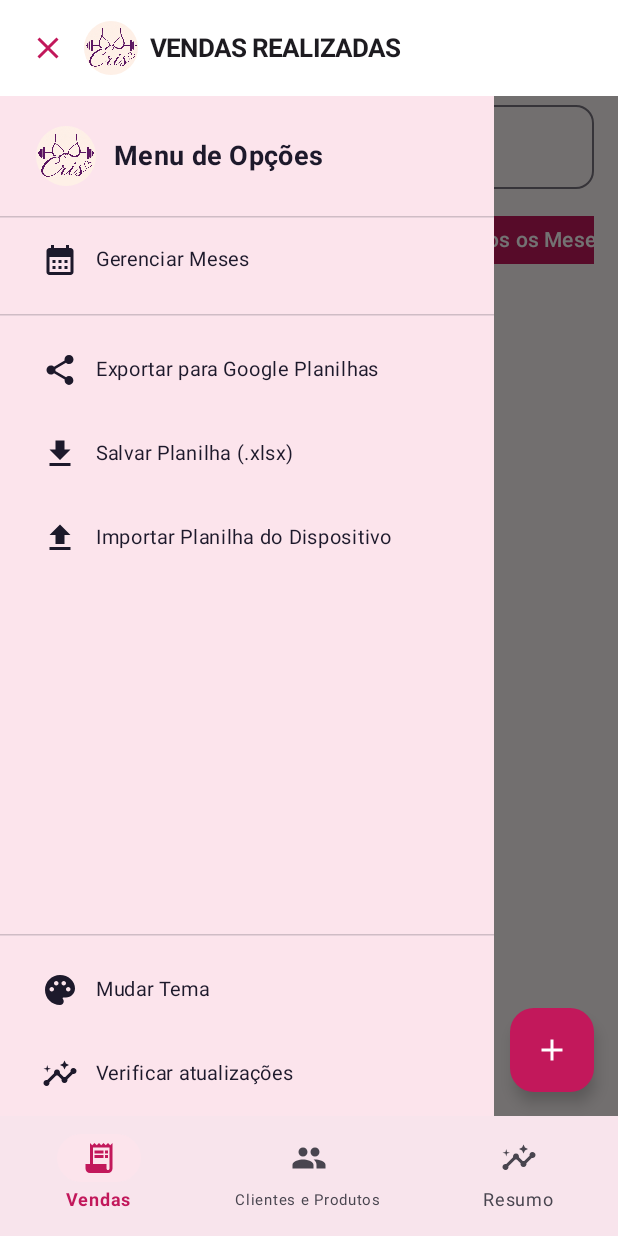
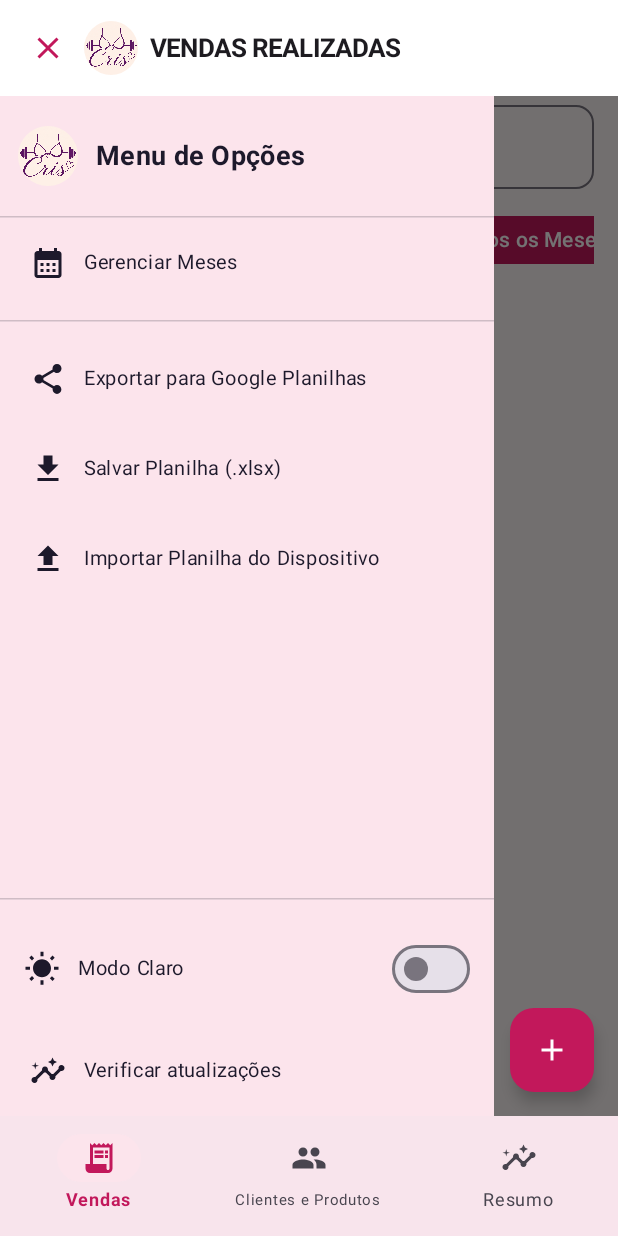
Before and after one commit to marcomkx/ControleVendasApp, an Android app built with Jetpack Compose: the screen it shows after launch (MainActivity), after a tap on "Abrir menu de opções", on a phone screen of 412 x 824 dp. Run offline under Robolectric (Android 15) with nearby library versions, the phone set to English and light mode, and no system bars; our stand-ins replace Room's generated code.

Commit message:
Novas funcionalidades

```diff
--- a/app/src/main/java/com/controlevendas/app/MainActivity.kt
+++ b/app/src/main/java/com/controlevendas/app/MainActivity.kt
@@ -28,9 +28,11 @@ import androidx.compose.material.icons.filled.FileUpload
 import androidx.compose.material.icons.filled.Group
 import androidx.compose.material.icons.filled.Insights
 import androidx.compose.material.icons.filled.Menu
+import androidx.compose.material.icons.filled.NightsStay
 import androidx.compose.material.icons.filled.Palette
 import androidx.compose.material.icons.filled.ReceiptLong
 import androidx.compose.material.icons.filled.Share
+import androidx.compose.material.icons.filled.WbSunny
 import androidx.compose.material3.*
 import androidx.compose.runtime.*
 import androidx.compose.ui.Alignment
@@ -306,7 +308,7 @@ class MainActivity : ComponentActivity() {
                                         Row(
                                             modifier = Modifier
                                                 .fillMaxWidth()
-                                                .padding(horizontal = 24.dp, vertical = 20.dp),
+                                                .padding(horizontal = 12.dp, vertical = 20.dp),
                                             horizontalArrangement = Arrangement.Start,
                                             verticalAlignment = Alignment.CenterVertically
                                         ) {
@@ -341,7 +343,7 @@ class MainActivity : ComponentActivity() {
                                                 unselectedTextColor = drawerContentColor,
                                                 unselectedIconColor = drawerContentColor
                                             ),
-                                            modifier = Modifier.padding(NavigationDrawerItemDefaults.ItemPadding)
+                                            modifier = Modifier.padding(horizontal = 4.dp, vertical = 2.dp)
                                         )
                                         HorizontalDivider(color = drawerContentColor.copy(alpha = 0.2f), modifier = Modifier.padding(vertical = 8.dp))
                                         NavigationDrawerItem(
@@ -357,7 +359,7 @@ class MainActivity : ComponentActivity() {
                                                 unselectedTextColor = drawerContentColor,
                                                 unselectedIconColor = drawerContentColor
                                             ),
-                                            modifier = Modifier.padding(NavigationDrawerItemDefaults.ItemPadding)
+                                            modifier = Modifier.padding(horizontal = 4.dp, vertical = 2.dp)
                                         )
                                         NavigationDrawerItem(
                                             icon = { Icon(Icons.Default.FileDownload, contentDescription = null, tint = drawerContentColor) },
@@ -372,7 +374,7 @@ class MainActivity : ComponentActivity() {
                                                 unselectedTextColor = drawerContentColor,
                                                 unselectedIconColor = drawerContentColor
                                             ),
-                                            modifier = Modifier.padding(NavigationDrawerItemDefaults.ItemPadding)
+                                            modifier = Modifier.padding(horizontal = 4.dp, vertical = 2.dp)
                                         )
                                         NavigationDrawerItem(
                                             icon = { Icon(Icons.Default.FileUpload, contentDescription = null, tint = drawerContentColor) },
@@ -387,25 +389,51 @@ class MainActivity : ComponentActivity() {
                                                 unselectedTextColor = drawerContentColor,
                                                 unselectedIconColor = drawerContentColor
                                             ),
-                                            modifier = Modifier.padding(NavigationDrawerItemDefaults.ItemPadding)
+                                            modifier = Modifier.padding(horizontal = 4.dp, vertical = 2.dp)
                                         )
                                         Spacer(modifier = Modifier.weight(1f))
                                         HorizontalDivider(color = drawerContentColor.copy(alpha = 0.2f), modifier = Modifier.padding(vertical = 8.dp))
-                                        NavigationDrawerItem(
-                                            icon = { Icon(Icons.Default.Palette, contentDescription = null, tint = drawerContentColor) },
-                                            label = { Text("Mudar Tema", fontSize = 13.sp, color = drawerContentColor) },
-                                            selected = false,
+                                        Surface(
                                             onClick = {
-                                                coroutineScope.launch { drawerState.close() }
-                                                showTemaDialog = true
+                                                val novoModo = if (modoTema == TemaModo.ESCURO) TemaModo.CLARO else TemaModo.ESCURO
+                                                viewModel.setModoTema(context, novoModo)
                                             },
-                                            colors = NavigationDrawerItemDefaults.colors(
-                                                unselectedContainerColor = Color.Transparent,
-                                                unselectedTextColor = drawerContentColor,
-                                                unselectedIconColor = drawerContentColor
-                                            ),
-                                            modifier = Modifier.padding(NavigationDrawerItemDefaults.ItemPadding)
-                                        )
+                                            color = Color.Transparent,
+                                            modifier = Modifier
+                                                .fillMaxWidth()
+                                                .padding(horizontal = 4.dp, vertical = 2.dp)
+                                        ) {
+                                            Row(
+                                                modifier = Modifier
+                                                    .fillMaxWidth()
+                                                    .padding(horizontal = 12.dp, vertical = 12.dp),
+                                                verticalAlignment = Alignment.CenterVertically,
+                                                horizontalArrangement = Arrangement.SpaceBetween
+                                            ) {
+                                                Row(
+                                                    verticalAlignment = Alignment.CenterVertically,
+                                                    horizontalArrangement = Arrangement.spacedBy(12.dp)
+                                                ) {
+                                                    Icon(
+                                                        imageVector = if (modoTema == TemaModo.ESCURO) Icons.Default.NightsStay else Icons.Default.WbSunny,
+                                                        contentDescription = null,
+                                                        tint = drawerContentColor
+                                                    )
+                                                    Text(
+                                                        text = if (modoTema == TemaModo.ESCURO) "Modo Escuro" else "Modo Claro",
+                                                        fontSize = 13.sp,
+                                                        color = drawerContentColor
+                                                    )
+                                                }
+                                                Switch(
+                                                    checked = modoTema == TemaModo.ESCURO,
+                                                    onCheckedChange = { checked ->
+                                                        val novoModo = if (checked) TemaModo.ESCURO else TemaModo.CLARO
+                                                        viewModel.setModoTema(context, novoModo)
+                                                    }
+                                                )
+                                            }
+                                        }
                                         NavigationDrawerItem(
                                             icon = { Icon(Icons.Default.Insights, contentDescription = null, tint = drawerContentColor) },
                                             label = { Text("Verificar atualizações", fontSize = 13.sp, color = drawerContentColor) },
@@ -419,7 +447,7 @@ class MainActivity : ComponentActivity() {
                                                 unselectedTextColor = drawerContentColor,
                                                 unselectedIconColor = drawerContentColor
                                             ),
-                                            modifier = Modifier.padding(NavigationDrawerItemDefaults.ItemPadding)
+                                            modifier = Modifier.padding(horizontal = 4.dp, vertical = 2.dp)
                                         )
                                     }
                                 }
--- a/app/src/main/java/com/controlevendas/app/ui/screens/ClientesScreen.kt
+++ b/app/src/main/java/com/controlevendas/app/ui/screens/ClientesScreen.kt
@@ -184,12 +184,12 @@ fun ClientesScreen(
                         cliente = clienteResumo,
                         formatador = formatador,
                         onCobrarTudo = {
-                            val vendasPendentes = clienteResumo.vendas.filter { !it.isQuitado }
-                            val pecas = vendasPendentes.map { "${it.produto} - ${formatador.format(it.valorPeca)}" }
+                            val pecas = clienteResumo.vendas.map { "${it.produto} - ${formatador.format(it.valorPeca)}" }
                             viewModel.cobrarWhatsApp(
                                 context = context,
                                 cliente = clienteResumo.nome,
                                 valorPendente = clienteResumo.saldoDevedor,
+                                valorPago = clienteResumo.totalPago,
                                 itens = pecas
                             )
                         },
--- a/gradle/libs.versions.toml
+++ b/gradle/libs.versions.toml
@@ -1,5 +1,5 @@
 [versions]
-agp = "9.5.2"
+agp = "9.5.3"
 kotlin = "2.2.10"
 coreKtx = "1.15.0"
 lifecycleRuntimeKtx = "2.8.7"
```
Also changed, not shown: app/src/main/java/com/controlevendas/app/ui/viewmodel/VendasViewModel.kt (+8 -3 lines), 3 other files.
